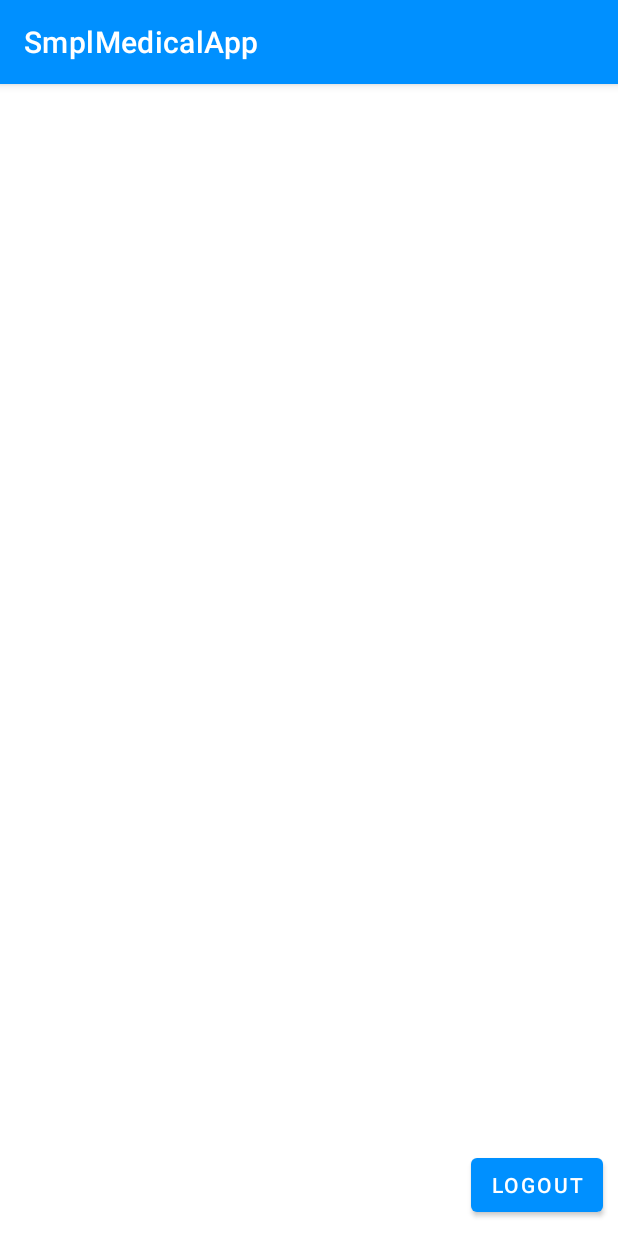
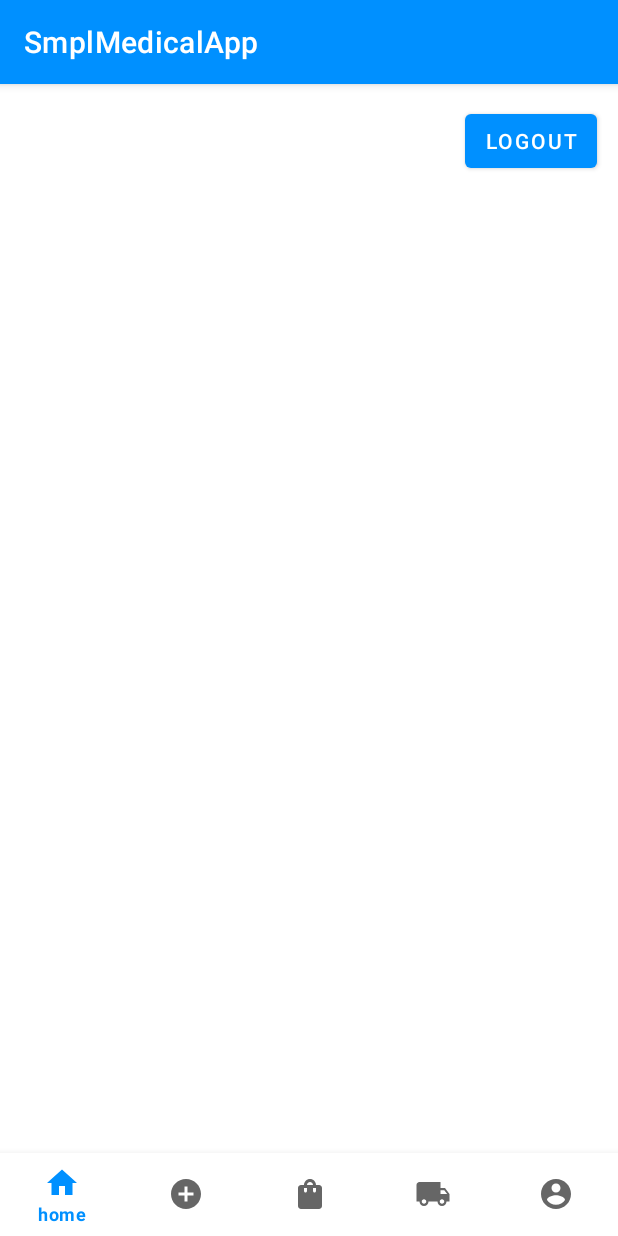
Before and after one commit to Subhojitpaul559/MedicalApp, an Android app: the screen it shows after launch once a user with an empty profile is signed in (MainActivity), on a phone screen of 412 x 824 dp. Run offline under Robolectric (Android 15) with nearby library versions, the phone set to English and light mode, and no system bars; our stand-ins replace Firebase (no records; nobody signed in at launch, a user with empty details on screens opened directly).

```diff
--- /dev/null
+++ b/app/src/main/res/drawable/ic_baseline_account_circle_24.xml
@@ -0,0 +1,10 @@
+<vector xmlns:android="http://schemas.android.com/apk/res/android"
+    android:width="24dp"
+    android:height="24dp"
+    android:viewportWidth="24"
+    android:viewportHeight="24"
+    android:tint="?attr/colorControlNormal">
+  <path
+      android:fillColor="@android:color/white"
+      android:pathData="M12,2C6.48,2 2,6.48 2,12s4.48,10 10,10 10,-4.48 10,-10S17.52,2 12,2zM12,5c1.66,0 3,1.34 3,3s-1.34,3 -3,3 -3,-1.34 -3,-3 1.34,-3 3,-3zM12,19.2c-2.5,0 -4.71,-1.28 -6,-3.22 0.03,-1.99 4,-3.08 6,-3.08 1.99,0 5.97,1.09 6,3.08 -1.29,1.94 -3.5,3.22 -6,3.22z"/>
+</vector>
--- /dev/null
+++ b/app/src/main/res/drawable/ic_baseline_add_circle_24.xml
@@ -0,0 +1,10 @@
+<vector xmlns:android="http://schemas.android.com/apk/res/android"
+    android:width="24dp"
+    android:height="24dp"
+    android:viewportWidth="24"
+    android:viewportHeight="24"
+    android:tint="?attr/colorControlNormal">
+  <path
+      android:fillColor="@android:color/white"
+      android:pathData="M12,2C6.48,2 2,6.48 2,12s4.48,10 10,10 10,-4.48 10,-10S17.52,2 12,2zM17,13h-4v4h-2v-4L7,13v-2h4L11,7h2v4h4v2z"/>
+</vector>
--- /dev/null
+++ b/app/src/main/res/drawable/ic_baseline_home_24.xml
@@ -0,0 +1,10 @@
+<vector xmlns:android="http://schemas.android.com/apk/res/android"
+    android:width="24dp"
+    android:height="24dp"
+    android:viewportWidth="24"
+    android:viewportHeight="24"
+    android:tint="?attr/colorControlNormal">
+  <path
+      android:fillColor="@android:color/white"
+      android:pathData="M10,20v-6h4v6h5v-8h3L12,3 2,12h3v8z"/>
+</vector>
--- /dev/null
+++ b/app/src/main/res/drawable/ic_baseline_local_shipping_24.xml
@@ -0,0 +1,10 @@
+<vector xmlns:android="http://schemas.android.com/apk/res/android"
+    android:width="24dp"
+    android:height="24dp"
+    android:viewportWidth="24"
+    android:viewportHeight="24"
+    android:tint="?attr/colorControlNormal">
+  <path
+      android:fillColor="@android:color/white"
+      android:pathData="M20,8h-3L17,4L3,4c-1.1,0 -2,0.9 -2,2v11h2c0,1.66 1.34,3 3,3s3,-1.34 3,-3h6c0,1.66 1.34,3 3,3s3,-1.34 3,-3h2v-5l-3,-4zM6,18.5c-0.83,0 -1.5,-0.67 -1.5,-1.5s0.67,-1.5 1.5,-1.5 1.5,0.67 1.5,1.5 -0.67,1.5 -1.5,1.5zM19.5,9.5l1.96,2.5L17,12L17,9.5h2.5zM18,18.5c-0.83,0 -1.5,-0.67 -1.5,-1.5s0.67,-1.5 1.5,-1.5 1.5,0.67 1.5,1.5 -0.67,1.5 -1.5,1.5z"/>
+</vector>
--- /dev/null
+++ b/app/src/main/res/drawable/ic_baseline_shopping_bag_24.xml
@@ -0,0 +1,10 @@
+<vector xmlns:android="http://schemas.android.com/apk/res/android"
+    android:width="24dp"
+    android:height="24dp"
+    android:viewportWidth="24"
+    android:viewportHeight="24"
+    android:tint="?attr/colorControlNormal">
+  <path
+      android:fillColor="@android:color/white"
+      android:pathData="M18,6h-2c0,-2.21 -1.79,-4 -4,-4S8,3.79 8,6H6C4.9,6 4,6.9 4,8v12c0,1.1 0.9,2 2,2h12c1.1,0 2,-0.9 2,-2V8C20,6.9 19.1,6 18,6zM10,10c0,0.55 -0.45,1 -1,1s-1,-0.45 -1,-1V8h2V10zM12,4c1.1,0 2,0.9 2,2h-4C10,4.9 10.9,4 12,4zM16,10c0,0.55 -0.45,1 -1,1s-1,-0.45 -1,-1V8h2V10z"/>
+</vector>
--- a/app/src/main/res/layout/activity_main.xml
+++ b/app/src/main/res/layout/activity_main.xml
@@ -8,15 +8,23 @@
     tools:context=".MainActivity">
 
    <Button
-       android:id="@+id/Btn_logout"
        android:layout_width="wrap_content"
        android:layout_height="wrap_content"
+       android:layout_gravity="top|right"
+       android:layout_margin="14dp"
+       android:onClick="logout"
+       android:padding="5dp"
        android:text="Logout"
-       android:layout_gravity="bottom|right"
-       android:padding="5dp"
-       android:layout_margin="10dp"
-       android:onClick="logout"
        tools:ignore="MissingConstraints" />
 
 
+
+
+   <com.google.android.material.bottomnavigation.BottomNavigationView
+       android:layout_width="match_parent"
+       android:layout_height="55dp"
+       android:layout_gravity="bottom"
+       app:menu="@menu/select_icon"/>
+
+
 </androidx.coordinatorlayout.widget.CoordinatorLayout>
--- /dev/null
+++ b/app/src/main/res/menu/select_icon.xml
@@ -0,0 +1,30 @@
+<?xml version="1.0" encoding="utf-8"?>
+<menu xmlns:android="http://schemas.android.com/apk/res/android">
+
+    <item
+        android:id="@+id/home"
+        android:title="home"
+        android:icon="@drawable/ic_baseline_home_24"/>
+
+    <item
+        android:id="@+id/add_item"
+        android:title="add"
+        android:icon="@drawable/ic_baseline_add_circle_24"/>
+
+    <item
+        android:id="@+id/order"
+        android:title="orders"
+        android:icon="@drawable/ic_baseline_shopping_bag_24"/>
+
+    <item
+        android:id="@+id/deliery"
+        android:title="delivery"
+        android:icon="@drawable/ic_baseline_local_shipping_24"/>
+
+
+    <item
+        android:id="@+id/profile"
+        android:title="profile"
+        android:icon="@drawable/ic_baseline_account_circle_24"/>
+
+</menu>
--- a/app/src/main/res/values/dimens.xml
+++ b/app/src/main/res/values/dimens.xml
@@ -2,4 +2,5 @@
     <!-- Default screen margins, per the Android Design guidelines. -->
     <dimen name="activity_horizontal_margin">16dp</dimen>
     <dimen name="activity_vertical_margin">16dp</dimen>
+
 </resources>
--- a/app/src/main/res/values/strings.xml
+++ b/app/src/main/res/values/strings.xml
@@ -9,4 +9,5 @@
     <string name="invalid_username">Not a valid username</string>
     <string name="invalid_password">Password must be >5 characters</string>
     <string name="login_failed">"Login failed"</string>
+    <string name="password">Password</string>
 </resources>
```
Also changed, not shown: app/src/main/res/drawable/ic_baseline_visibility_off_24.xml (added, +10 -0 lines), app/src/main/res/layout/activity_client_login.xml (+26 -18 lines), app/src/main/res/layout/activity_client_register.xml (+16 -3 lines).
